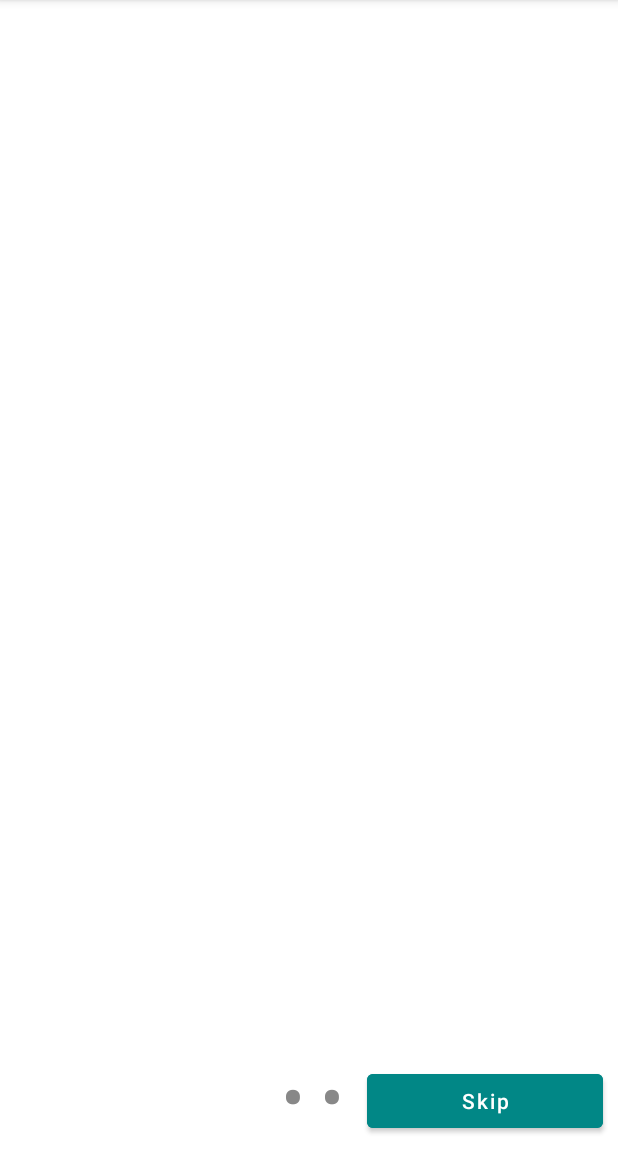
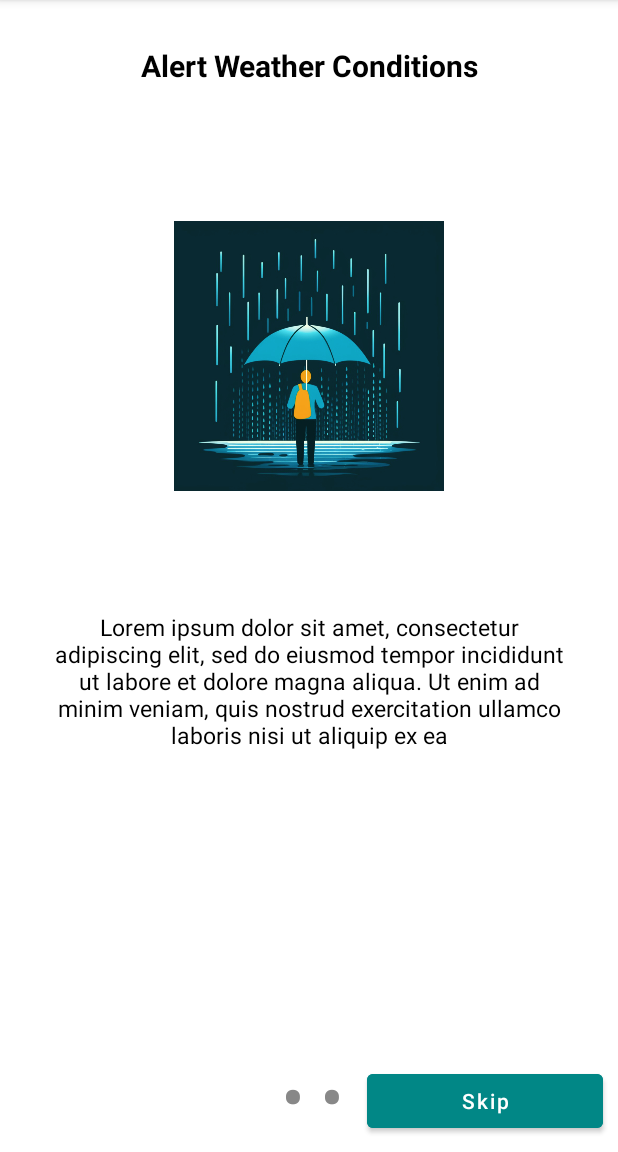
Before and after one commit to vchu22/OutGo-Alert, an Android app: the screen it shows after launch (MainActivity), on a phone screen of 412 x 824 dp, the part 84-1236 px from its top. Run offline under Robolectric (Android 15) with nearby library versions, the phone set to English and light mode, and no system bars; our stand-ins replace navigation-ui.

Commit message:
finished code for intro slider behaviors

```diff
--- a/app/src/main/java/io/github/vchu22/outgoalert/MainActivity.kt
+++ b/app/src/main/java/io/github/vchu22/outgoalert/MainActivity.kt
@@ -1,35 +1,158 @@
 package io.github.vchu22.outgoalert
 
+import android.content.Intent
 import android.os.Bundle
-import com.google.android.material.bottomnavigation.BottomNavigationView
+import android.widget.Button
+import android.widget.TextView
 import androidx.appcompat.app.AppCompatActivity
-import androidx.navigation.findNavController
-import androidx.navigation.ui.AppBarConfiguration
-import androidx.navigation.ui.setupActionBarWithNavController
-import androidx.navigation.ui.setupWithNavController
-import io.github.vchu22.outgoalert.databinding.ActivityMainBinding
+import androidx.viewpager.widget.ViewPager
 
 class MainActivity : AppCompatActivity() {
 
-    private lateinit var binding: ActivityMainBinding
+    // on below line we are creating a
+    // variable for our view pager
+    lateinit var viewPager: ViewPager
+
+    // on below line we are creating a variable
+    // for our slider adapter and slider list
+    lateinit var sliderAdapter: SliderAdapter
+    lateinit var sliderList: ArrayList<SliderData>
+
+    // on below line we are creating a variable for our
+    // skip button, slider indicator text view for 3 dots
+    lateinit var skipBtn: Button
+    lateinit var indicatorSlideOneTV: TextView
+    lateinit var indicatorSlideTwoTV: TextView
+    lateinit var indicatorSlideThreeTV: TextView
 
     override fun onCreate(savedInstanceState: Bundle?) {
         super.onCreate(savedInstanceState)
+        setContentView(R.layout.activity_main)
 
-        binding = ActivityMainBinding.inflate(layoutInflater)
-        setContentView(binding.root)
-//        val homeScreenBinding = binding.homeScreenLayout
-//        val navView: BottomNavigationView = homeScreenBinding.navView
+        // on below line we are initializing all
+        // our variables with their ids.
+        viewPager = findViewById(R.id.idViewPager)
+        skipBtn = findViewById(R.id.idBtnSkip)
+        indicatorSlideOneTV = findViewById(R.id.idTVSlideOne)
+        indicatorSlideTwoTV = findViewById(R.id.idTVSlideTwo)
+        indicatorSlideThreeTV = findViewById(R.id.idTVSlideThree)
 
-//        val navController = findNavController(R.id.nav_host_fragment_activity_main)
-        // Passing each menu ID as a set of Ids because each
-        // menu should be considered as top level destinations.
-//        val appBarConfiguration = AppBarConfiguration(
-//            setOf(
-//                R.id.navigation_home, R.id.navigation_dashboard, R.id.navigation_notifications
-//            )
-//        )
-//        setupActionBarWithNavController(navController, appBarConfiguration)
-//        navView.setupWithNavController(navController)
+        // on below line we are adding click listener for our skip button
+        skipBtn.setOnClickListener {
+            // on below line we are opening a new activity
+            val i = Intent(this@MainActivity, MainActivity2::class.java)
+            startActivity(i)
+        }
+
+        // on below line we are initializing our slider list.
+        sliderList = ArrayList()
+
+        // on below line we are adding data to our list
+        sliderList.add(
+            SliderData(
+                getResources().getString(R.string.intro_slide_1_title),
+                getResources().getString(R.string.intro_slide_1_text),
+                R.drawable.intro_slide_1
+            )
+        )
+
+        sliderList.add(
+            SliderData(
+                getResources().getString(R.string.intro_slide_2_title),
+                getResources().getString(R.string.intro_slide_2_text),
+                R.drawable.intro_slide_2
+            )
+        )
+
+        sliderList.add(
+            SliderData(
+                getResources().getString(R.string.intro_slide_3_title),
+                getResources().getString(R.string.intro_slide_3_text),
+                R.drawable.intro_slide_3
+            )
+        )
+
+        // on below line we are adding slider list
+        // to our adapter class.
+        sliderAdapter = SliderAdapter(this, sliderList)
+
+        // on below line we are setting adapter
+        // for our view pager on below line.
+        viewPager.adapter = sliderAdapter
+
+        // on below line we are adding page change
+        // listener for our view pager.
+        viewPager.addOnPageChangeListener(viewListener)
+
+    }
+
+    // creating a method for view pager for on page change listener.
+    var viewListener: ViewPager.OnPageChangeListener = object : ViewPager.OnPageChangeListener {
+        override fun onPageScrolled(
+            position: Int,
+            positionOffset: Float,
+            positionOffsetPixels: Int
+        ) {
+        }
+
+        override fun onPageSelected(position: Int) {
+            // we are calling our dots method to
+            // change the position of selected dots.
+
+            // on below line we are checking position and updating text view text color.
+            if (position == 0) {
+                indicatorSlideTwoTV.setTextColor(resources.getColor(R.color.grey))
+                indicatorSlideThreeTV.setTextColor(resources.getColor(R.color.grey))
+                indicatorSlideOneTV.setTextColor(resources.getColor(R.color.white))
+
+            } else if (position == 1) {
+                indicatorSlideTwoTV.setTextColor(resources.getColor(R.color.white))
+                indicatorSlideThreeTV.setTextColor(resources.getColor(R.color.grey))
+                indicatorSlideOneTV.setTextColor(resources.getColor(R.color.grey))
+            } else {
+                indicatorSlideTwoTV.setTextColor(resources.getColor(R.color.grey))
+                indicatorSlideThreeTV.setTextColor(resources.getColor(R.color.white))
+                indicatorSlideOneTV.setTextColor(resources.getColor(R.color.grey))
+            }
+        }
+
+        // below method is use to check scroll state.
+        override fun onPageScrollStateChanged(state: Int) {}
     }
 }
+
+//import android.os.Bundle
+//import com.google.android.material.bottomnavigation.BottomNavigationView
+//import androidx.appcompat.app.AppCompatActivity
+//import androidx.navigation.findNavController
+//import androidx.navigation.ui.AppBarConfiguration
+//import androidx.navigation.ui.setupActionBarWithNavController
+//import androidx.navigation.ui.setupWithNavController
+//import io.github.vchu22.outgoalert.databinding.ActivityMainBinding
+//
+//class MainActivity : AppCompatActivity() {
+//
+//    private lateinit var binding: ActivityMainBinding
+//
+//    override fun onCreate(savedInstanceState: Bundle?) {
+//        super.onCreate(savedInstanceState)
+//
+//        binding = ActivityMainBinding.inflate(layoutInflater)
+//        setContentView(binding.root)
+//
+//
+////        val homeScreenBinding = binding.homeScreenLayout
+////        val navView: BottomNavigationView = homeScreenBinding.navView
+//
+////        val navController = findNavController(R.id.nav_host_fragment_activity_main)
+//        // Passing each menu ID as a set of Ids because each
+//        // menu should be considered as top level destinations.
+////        val appBarConfiguration = AppBarConfiguration(
+////            setOf(
+////                R.id.navigation_home, R.id.navigation_dashboard, R.id.navigation_notifications
+////            )
+////        )
+////        setupActionBarWithNavController(navController, appBarConfiguration)
+////        navView.setupWithNavController(navController)
+//    }
+//}
--- a/app/src/main/res/layout/activity_main.xml
+++ b/app/src/main/res/layout/activity_main.xml
@@ -9,11 +9,10 @@
     tools:context=".MainActivity">
 
     <!--view pager for displaying our slides-->
-    <androidx.viewpager2.widget.ViewPager2
-        android:id="@+id/intro_slides"
+    <androidx.viewpager.widget.ViewPager
+        android:id="@+id/idViewPager"
         android:layout_width="match_parent"
-        android:layout_height="match_parent"
-        android:layout_marginBottom="150dp"/>
+        android:layout_height="match_parent" />
 
     <!--on below line we are creating
         a simple linear layout-->
```
Also changed, not shown: app/src/main/res/layout/activity_main2.xml (+21 -3 lines).
